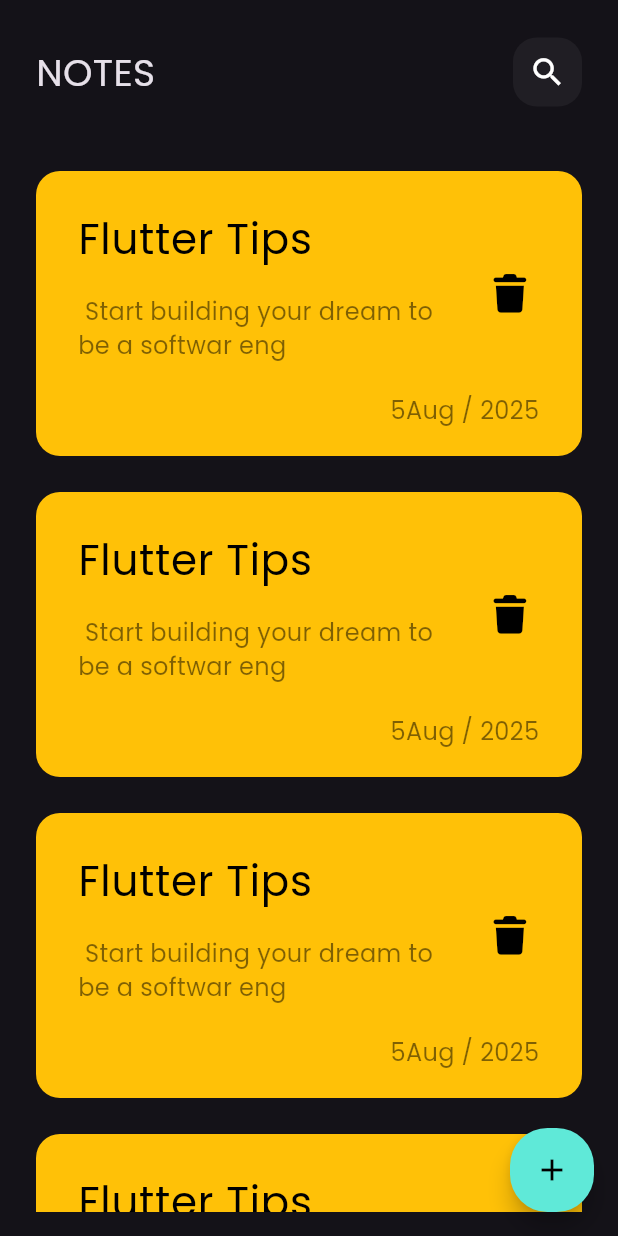
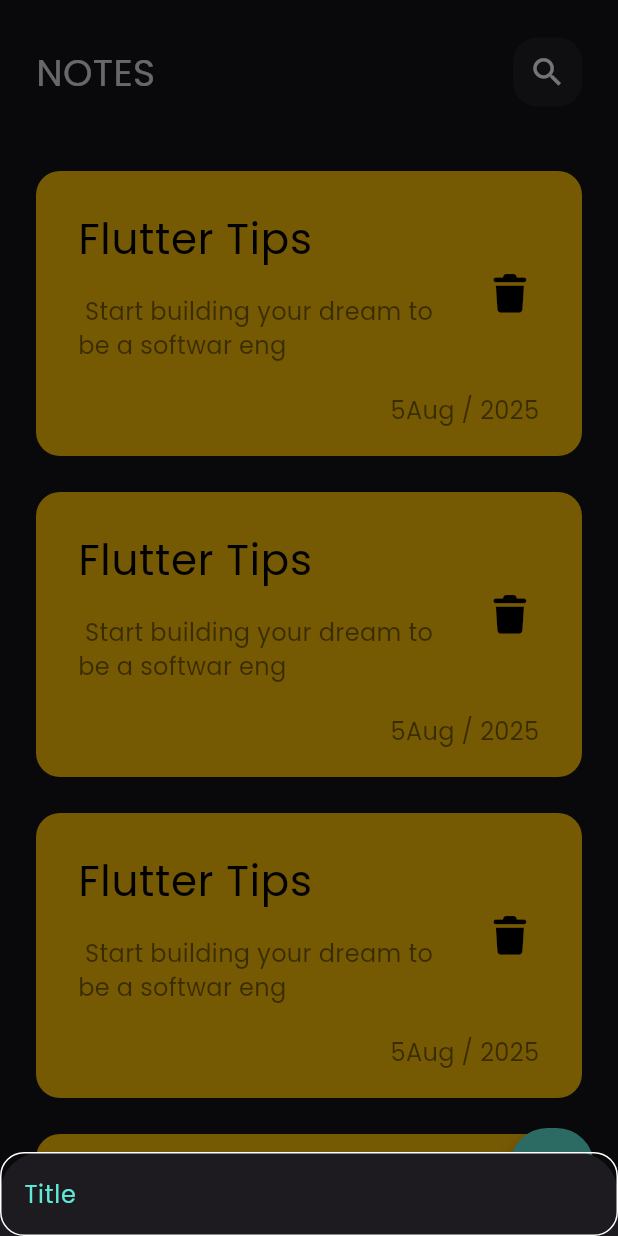
Before and after one commit to m0stafa0123/notes_app, a Flutter app: the screen it shows after launch, after a tap on the "add" icon, on a phone screen of 412 x 824 dp. Run offline on Flutter 3.47's test engine with Material 3 defaults, Android fonts, the phone set to English and light mode, and no system bars; our stand-ins replace font_awesome_flutter.

Commit message:
custom text field

```diff
--- /dev/null
+++ b/lib/constant.dart
@@ -0,0 +1,3 @@
+import 'package:flutter/material.dart';
+
+const kprimrycolor = Color(0xFF5FE9D8);
--- a/lib/views/notes_view.dart
+++ b/lib/views/notes_view.dart
@@ -1,4 +1,5 @@
 import 'package:flutter/material.dart';
+import 'package:flutter_application_1/views/widgets/custom_text_field.dart';
 import 'package:flutter_application_1/views/widgets/notes_body.dart';
 
 class NotesView extends StatelessWidget {
@@ -8,7 +9,14 @@ class NotesView extends StatelessWidget {
   Widget build(BuildContext context) {
     return Scaffold(
       floatingActionButton: FloatingActionButton(
-        onPressed: () {},
+        onPressed: () {
+          showModalBottomSheet(
+            context: context,
+            builder: (context) {
+              return CustomTextField();
+            },
+          );
+        },
         backgroundColor: Color(0xFF5FE9D8),
         shape: RoundedRectangleBorder(
           borderRadius: BorderRadiusGeometry.circular(25),
--- /dev/null
+++ b/lib/views/widgets/custom_text_field.dart
@@ -0,0 +1,27 @@
+import 'package:flutter/material.dart';
+import 'package:flutter_application_1/constant.dart';
+
+class CustomTextField extends StatelessWidget {
+  const CustomTextField({super.key});
+
+  @override
+  Widget build(BuildContext context) {
+    return TextField(
+      decoration: InputDecoration(
+        hintText: "Title",
+        hintStyle: TextStyle(color: kprimrycolor),
+        border: border(),
+        enabledBorder: border() ,
+        focusedBorder: border(kprimrycolor) ,
+
+      ),
+    );
+  }
+
+  OutlineInputBorder border([color]) {
+    return OutlineInputBorder(
+      borderSide: BorderSide(color: color ?? Colors.white),
+      borderRadius: BorderRadius.circular(16),
+    );
+  }
+}
```
